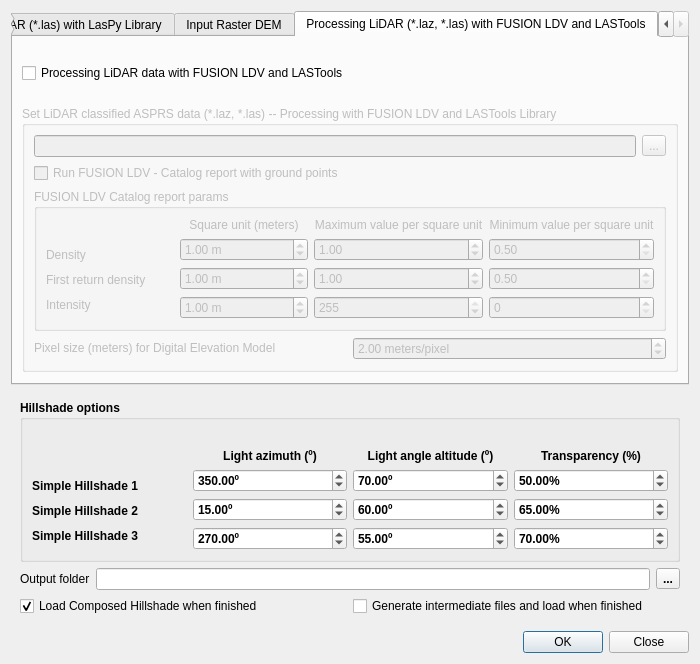
Qt form batch_hillshader_dialog_base.ui (PANOimagen/batch_hillshader) before a commit.
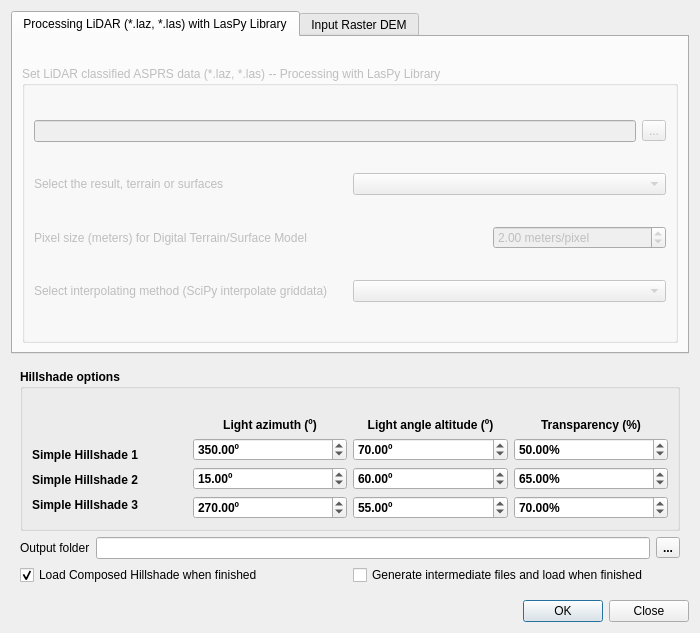
The same form after that commit. The open tabs and pages were chosen to show the change.

Commit message: Deleted Fusion and LASTools process. Added LASZip

Diff of the .ui file:
```diff
--- a/batch_hillshader_dialog_base.ui
+++ b/batch_hillshader_dialog_base.ui
@@ -2,6 +2,9 @@
 <ui version="4.0">
  <class>batchHillshaderDialogBase</class>
  <widget class="QDialog" name="batchHillshaderDialogBase">
+  <property name="enabled">
+   <bool>true</bool>
+  </property>
   <property name="geometry">
    <rect>
     <x>0</x>
@@ -648,46 +651,16 @@
      </property>
      <widget class="QWidget" name="LiDARLasPyTab">
       <attribute name="title">
-       <string>Processing LiDAR (*.las) with LasPy Library</string>
+       <string>Processing LiDAR (*.laz, *.las) with LasPy Library</string>
       </attribute>
       <layout class="QGridLayout" name="gridLayout_10">
-       <item row="0" column="0">
-        <layout class="QHBoxLayout" name="horizontalLayout_13">
-         <item>
-          <widget class="QCheckBox" name="laspyCheckBox">
-           <property name="sizePolicy">
-            <sizepolicy hsizetype="Minimum" vsizetype="Maximum">
-             <horstretch>0</horstretch>
-             <verstretch>0</verstretch>
-            </sizepolicy>
-           </property>
-           <property name="text">
-            <string>Processing LiDAR data with LasPy Library (only avaible for *.las extension)</string>
-           </property>
-          </widget>
-         </item>
-         <item>
-          <widget class="QLabel" name="laspyImportLabel">
-           <property name="sizePolicy">
-            <sizepolicy hsizetype="Preferred" vsizetype="Maximum">
-             <horstretch>0</horstretch>
-             <verstretch>0</verstretch>
-            </sizepolicy>
-           </property>
-           <property name="text">
-            <string/>
-           </property>
-          </widget>
-         </item>
-        </layout>
-       </item>
        <item row="1" column="0">
         <widget class="QGroupBox" name="laspyGroupBox">
          <property name="enabled">
           <bool>false</bool>
          </property>
          <property name="title">
-          <string>Set LiDAR classified ASPRS data (.*las) -- Processing with LasPy Library</string>
+          <string>Set LiDAR classified ASPRS data (*.laz, *.las) -- Processing with LasPy Library</string>
          </property>
          <layout class="QGridLayout" name="gridLayout_4">
           <item row="4" column="0">
@@ -773,6 +746,23 @@
          </layout>
         </widget>
        </item>
+       <item row="0" column="0">
+        <layout class="QHBoxLayout" name="horizontalLayout_13">
+         <item>
+          <widget class="QLabel" name="laspyImportLabel">
+           <property name="sizePolicy">
+            <sizepolicy hsizetype="Preferred" vsizetype="Maximum">
+             <horstretch>0</horstretch>
+             <verstretch>0</verstretch>
+            </sizepolicy>
+           </property>
+           <property name="text">
+            <string/>
+           </property>
+          </widget>
+         </item>
+        </layout>
+       </item>
       </layout>
      </widget>
      <widget class="QWidget" name="DEMTab">
@@ -904,626 +894,6 @@
        </item>
       </layout>
      </widget>
-     <widget class="QWidget" name="LiDARFUSIONLASToolsTab">
-      <attribute name="title">
-       <string>Processing LiDAR (*.laz, *.las) with FUSION LDV and LASTools</string>
-      </attribute>
-      <layout class="QGridLayout" name="gridLayout_5">
-       <item row="1" column="0">
-        <widget class="QGroupBox" name="LidarFilesGroupBox">
-         <property name="enabled">
-          <bool>false</bool>
-         </property>
-         <property name="sizePolicy">
-          <sizepolicy hsizetype="Preferred" vsizetype="Maximum">
-           <horstretch>0</horstretch>
-           <verstretch>0</verstretch>
-          </sizepolicy>
-         </property>
-         <property name="toolTip">
-          <string>LiDAR</string>
-         </property>
-         <property name="title">
-          <string>Set LiDAR classified ASPRS data (*.laz, *.las) -- Processing with FUSION LDV and LASTools Library</string>
-         </property>
-         <layout class="QGridLayout" name="gridLayout_7">
-          <item row="2" column="0">
-           <layout class="QVBoxLayout" name="verticalLayout_17">
-            <property name="sizeConstraint">
-             <enum>QLayout::SetMaximumSize</enum>
-            </property>
-            <item>
-             <layout class="QHBoxLayout" name="horizontalLayout_5">
-              <property name="sizeConstraint">
-               <enum>QLayout::SetMaximumSize</enum>
-              </property>
-              <item>
-               <widget class="QLineEdit" name="inputLidarLineEdit">
-                <property name="enabled">
-                 <bool>false</bool>
-                </property>
-                <property name="sizePolicy">
-                 <sizepolicy hsizetype="Expanding" vsizetype="Maximum">
-                  <horstretch>0</horstretch>
-                  <verstretch>0</verstretch>
-                 </sizepolicy>
-                </property>
-                <property name="toolTip">
-                 <string>Select as input LiDAR data files (*.laz, *.las)</string>
-                </property>
-               </widget>
-              </item>
-              <item>
-               <widget class="QToolButton" name="inputLidarToolButton">
-                <property name="sizePolicy">
-                 <sizepolicy hsizetype="Fixed" vsizetype="Maximum">
-                  <horstretch>0</horstretch>
-                  <verstretch>0</verstretch>
-                 </sizepolicy>
-                </property>
-                <property name="toolTip">
-                 <string>Select as input LiDAR data files (*.laz, *.las)</string>
-                </property>
-                <property name="text">
-                 <string>...</string>
-                </property>
-               </widget>
-              </item>
-             </layout>
-            </item>
-            <item>
-             <widget class="QCheckBox" name="runCatalogCheckBox">
-              <property name="sizePolicy">
-               <sizepolicy hsizetype="Minimum" vsizetype="Maximum">
-                <horstretch>0</horstretch>
-                <verstretch>0</verstretch>
-               </sizepolicy>
-              </property>
-              <property name="toolTip">
-               <string>Check to generate a report of input LiDAR data (&quot;FUSION LDV - Catalog&quot;)</string>
-              </property>
-              <property name="text">
-               <string>Run FUSION LDV - Catalog report with ground points</string>
-              </property>
-             </widget>
-            </item>
-            <item>
-             <widget class="QGroupBox" name="catalogGroupBox">
-              <property name="sizePolicy">
-               <sizepolicy hsizetype="Preferred" vsizetype="Maximum">
-                <horstretch>0</horstretch>
-                <verstretch>0</verstretch>
-               </sizepolicy>
-              </property>
-              <property name="toolTip">
-               <string>Set FUSION LDV Catalog report parameters values</string>
-              </property>
-              <property name="title">
-               <string>FUSION LDV Catalog report params </string>
-              </property>
-              <layout class="QGridLayout" name="gridLayout_9">
-               <item row="1" column="0">
-                <layout class="QVBoxLayout" name="verticalLayout_19">
-                 <property name="sizeConstraint">
-                  <enum>QLayout::SetMaximumSize</enum>
-                 </property>
-                 <item>
-                  <layout class="QVBoxLayout" name="verticalLayout_3">
-                   <property name="sizeConstraint">
-                    <enum>QLayout::SetMaximumSize</enum>
-                   </property>
-                   <item>
-                    <layout class="QHBoxLayout" name="horizontalLayout_3">
-                     <item>
-                      <layout class="QVBoxLayout" name="verticalLayout_2">
-                       <property name="sizeConstraint">
-                        <enum>QLayout::SetMaximumSize</enum>
-                       </property>
-                       <item>
-                        <widget class="QLabel" name="label_6">
-                         <property name="sizePolicy">
-                          <sizepolicy hsizetype="Preferred" vsizetype="Maximum">
-                           <horstretch>0</horstretch>
-                           <verstretch>0</verstretch>
-                          </sizepolicy>
-                         </property>
-                         <property name="text">
-                          <string/>
-                         </property>
-                        </widget>
-                       </item>
-                       <item>
-                        <widget class="QLabel" name="Label">
-                         <property name="sizePolicy">
-                          <sizepolicy hsizetype="Preferred" vsizetype="Maximum">
-                           <horstretch>0</horstretch>
-                           <verstretch>0</verstretch>
-                          </sizepolicy>
-                         </property>
-                         <property name="text">
-                          <string>Density</string>
-                         </property>
-                         <property name="alignment">
-                          <set>Qt::AlignLeading|Qt::AlignLeft|Qt::AlignVCenter</set>
-                         </property>
-                        </widget>
-                       </item>
-                       <item>
-                        <widget class="QLabel" name="label_5">
-                         <property name="sizePolicy">
-                          <sizepolicy hsizetype="Preferred" vsizetype="Maximum">
-                           <horstretch>0</horstretch>
-                           <verstretch>0</verstretch>
-                          </sizepolicy>
-                         </property>
-                         <property name="text">
-                          <string>First return density</string>
-                         </property>
-                        </widget>
-                       </item>
-                       <item>
-                        <widget class="QLabel" name="label_9">
-                         <property name="sizePolicy">
-                          <sizepolicy hsizetype="Preferred" vsizetype="Maximum">
-                           <horstretch>0</horstretch>
-                           <verstretch>0</verstretch>
-                          </sizepolicy>
-                         </property>
-                         <property name="text">
-                          <string>Intensity</string>
-                         </property>
-                        </widget>
-                       </item>
-                      </layout>
-                     </item>
-                     <item>
-                      <layout class="QVBoxLayout" name="verticalLayout_22">
-                       <property name="sizeConstraint">
-                        <enum>QLayout::SetMaximumSize</enum>
-                       </property>
-                       <item>
-                        <widget class="QLabel" name="label_2">
-                         <property name="sizePolicy">
-                          <sizepolicy hsizetype="Preferred" vsizetype="Maximum">
-                           <horstretch>0</horstretch>
-                           <verstretch>0</verstretch>
-                          </sizepolicy>
-                         </property>
-                         <property name="toolTip">
-                          <string/>
-                         </property>
-                         <property name="text">
-                          <string>Square unit (meters)</string>
-                         </property>
-                         <property name="alignment">
-                          <set>Qt::AlignCenter</set>
-                         </property>
-                        </widget>
-                       </item>
-                       <item>
-                        <widget class="QDoubleSpinBox" name="sizeDensityBox">
-                         <property name="sizePolicy">
-                          <sizepolicy hsizetype="Minimum" vsizetype="Maximum">
-                           <horstretch>0</horstretch>
-                           <verstretch>0</verstretch>
-                          </sizepolicy>
-                         </property>
-                         <property name="toolTip">
-                          <string>Set cell size for returns density [FUSION LDV - Catalog report]</string>
-                         </property>
-                         <property name="suffix">
-                          <string> m</string>
-                         </property>
-                         <property name="decimals">
-                          <number>2</number>
-                         </property>
-                         <property name="minimum">
-                          <double>0.500000000000000</double>
-                         </property>
-                         <property name="maximum">
-                          <double>100.000000000000000</double>
-                         </property>
-                         <property name="singleStep">
-                          <double>0.500000000000000</double>
-                         </property>
-                         <property name="value">
-                          <double>1.000000000000000</double>
-                         </property>
-                        </widget>
-                       </item>
-                       <item>
-                        <widget class="QDoubleSpinBox" name="size1ReturnBox">
-                         <property name="sizePolicy">
-                          <sizepolicy hsizetype="Minimum" vsizetype="Maximum">
-                           <horstretch>0</horstretch>
-                           <verstretch>0</verstretch>
-                          </sizepolicy>
-                         </property>
-                         <property name="toolTip">
-                          <string>Set cell size for returns first density [FUSION LDV - Catalog report]</string>
-                         </property>
-                         <property name="suffix">
-                          <string> m</string>
-                         </property>
-                         <property name="minimum">
-                          <double>0.500000000000000</double>
-                         </property>
-                         <property name="maximum">
-                          <double>100.000000000000000</double>
-                         </property>
-                         <property name="singleStep">
-                          <double>0.500000000000000</double>
-                         </property>
-                         <property name="value">
-                          <double>1.000000000000000</double>
-                         </property>
-                        </widget>
-                       </item>
-                       <item>
-                        <widget class="QDoubleSpinBox" name="sizeIntenBox">
-                         <property name="sizePolicy">
-                          <sizepolicy hsizetype="Minimum" vsizetype="Maximum">
-                           <horstretch>0</horstretch>
-                           <verstretch>0</verstretch>
-                          </sizepolicy>
-                         </property>
-                         <property name="toolTip">
-                          <string>Set cell size for returns intensity [FUSION LDV - Catalog report]</string>
-                         </property>
-                         <property name="suffix">
-                          <string> m</string>
-                         </property>
-                         <property name="minimum">
-                          <double>0.500000000000000</double>
-                         </property>
-                         <property name="maximum">
-                          <double>100.000000000000000</double>
-                         </property>
-                         <property name="singleStep">
-                          <double>0.500000000000000</double>
-                         </property>
-                         <property name="value">
-                          <double>1.000000000000000</double>
-                         </property>
-                        </widget>
-                       </item>
-                      </layout>
-                     </item>
-                     <item>
-                      <layout class="QVBoxLayout" name="verticalLayout_23">
-                       <property name="sizeConstraint">
-                        <enum>QLayout::SetMaximumSize</enum>
-                       </property>
-                       <item>
-                        <widget class="QLabel" name="label_3">
-                         <property name="sizePolicy">
-                          <sizepolicy hsizetype="Preferred" vsizetype="Maximum">
-                           <horstretch>0</horstretch>
-                           <verstretch>0</verstretch>
-                          </sizepolicy>
-                         </property>
-                         <property name="text">
-                          <string>Maximum value per square unit</string>
-                         </property>
-                         <property name="alignment">
-                          <set>Qt::AlignCenter</set>
-                         </property>
-                        </widget>
-                       </item>
-                       <item>
-                        <widget class="QDoubleSpinBox" name="maxDensityBox">
-                         <property name="sizePolicy">
-                          <sizepolicy hsizetype="Minimum" vsizetype="Maximum">
-                           <horstretch>0</horstretch>
-                           <verstretch>0</verstretch>
-                          </sizepolicy>
-                         </property>
-                         <property name="toolTip">
-                          <string>Set returns maximum density [FUSION LDV - Catalog report]</string>
-                         </property>
-                         <property name="suffix">
-                          <string/>
-                         </property>
-                         <property name="minimum">
-                          <double>0.500000000000000</double>
-                         </property>
-                         <property name="maximum">
-                          <double>100.000000000000000</double>
-                         </property>
-                         <property name="singleStep">
-                          <double>0.500000000000000</double>
-                         </property>
-                         <property name="value">
-                          <double>1.000000000000000</double>
-                         </property>
-                        </widget>
-                       </item>
-                       <item>
-                        <widget class="QDoubleSpinBox" name="max1ReturnBox">
-                         <property name="sizePolicy">
-                          <sizepolicy hsizetype="Minimum" vsizetype="Maximum">
-                           <horstretch>0</horstretch>
-                           <verstretch>0</verstretch>
-                          </sizepolicy>
-                         </property>
-                         <property name="toolTip">
-                          <string>Set first returns maximum density [FUSION LDV - Catalog report]</string>
-                         </property>
-                         <property name="minimum">
-                          <double>0.500000000000000</double>
-                         </property>
-                         <property name="maximum">
-                          <double>100.000000000000000</double>
-                         </property>
-                         <property name="singleStep">
-                          <double>0.500000000000000</double>
-                         </property>
-                         <property name="value">
-                          <double>1.000000000000000</double>
-                         </property>
-                        </widget>
-                       </item>
-                       <item>
-                        <widget class="QDoubleSpinBox" name="maxIntenBox">
-                         <property name="sizePolicy">
-                          <sizepolicy hsizetype="Minimum" vsizetype="Maximum">
-                           <horstretch>0</horstretch>
-                           <verstretch>0</verstretch>
-                          </sizepolicy>
-                         </property>
-                         <property name="toolTip">
-                          <string>Set returns maximum intensity [FUSION LDV - Catalog report]</string>
-                         </property>
-                         <property name="decimals">
-                          <number>0</number>
-                         </property>
-                         <property name="minimum">
-                          <double>1.000000000000000</double>
-                         </property>
-                         <property name="maximum">
-                          <double>255.000000000000000</double>
-                         </property>
-                         <property name="value">
-                          <double>255.000000000000000</double>
-                         </property>
-                        </widget>
-                       </item>
-                      </layout>
-                     </item>
-                     <item>
-                      <layout class="QVBoxLayout" name="verticalLayout_24">
-                       <property name="sizeConstraint">
-                        <enum>QLayout::SetMaximumSize</enum>
-                       </property>
-                       <item>
-                        <widget class="QLabel" name="label_4">
-                         <property name="sizePolicy">
-                          <sizepolicy hsizetype="Preferred" vsizetype="Maximum">
-                           <horstretch>0</horstretch>
-                           <verstretch>0</verstretch>
-                          </sizepolicy>
-                         </property>
-                         <property name="text">
-                          <string>Minimum value per square unit</string>
-                         </property>
-                         <property name="alignment">
-                          <set>Qt::AlignCenter</set>
-                         </property>
-                        </widget>
-                       </item>
-                       <item>
-                        <widget class="QDoubleSpinBox" name="minDensityBox">
-                         <property name="toolTip">
-                          <string>Set returns minimum density [FUSION LDV - Catalog report]</string>
-                         </property>
-                         <property name="decimals">
-                          <number>2</number>
-                         </property>
-                         <property name="minimum">
-                          <double>0.500000000000000</double>
-                         </property>
-                         <property name="maximum">
-                          <double>100.000000000000000</double>
-                         </property>
-                         <property name="singleStep">
-                          <double>0.500000000000000</double>
-                         </property>
-                        </widget>
-                       </item>
-                       <item>
-                        <widget class="QDoubleSpinBox" name="min1ReturnBox">
-                         <property name="sizePolicy">
-                          <sizepolicy hsizetype="Minimum" vsizetype="Maximum">
-                           <horstretch>0</horstretch>
-                           <verstretch>0</verstretch>
-                          </sizepolicy>
-                         </property>
-                         <property name="toolTip">
-                          <string>Set first returns minimum density [FUSION LDV - Catalog report]</string>
-                         </property>
-                         <property name="minimum">
-                          <double>0.500000000000000</double>
-                         </property>
-                         <property name="maximum">
-                          <double>100.000000000000000</double>
-                         </property>
-                         <property name="singleStep">
-                          <double>0.500000000000000</double>
-                         </property>
-                        </widget>
-                       </item>
-                       <item>
-                        <widget class="QDoubleSpinBox" name="minIntenBox">
-                         <property name="sizePolicy">
-                          <sizepolicy hsizetype="Minimum" vsizetype="Maximum">
-                           <horstretch>0</horstretch>
-                           <verstretch>0</verstretch>
-                          </sizepolicy>
-                         </property>
-                         <property name="toolTip">
-                          <string>Set returns minimum intensity [FUSION LDV - Catalog report]</string>
-                         </property>
-                         <property name="decimals">
-                          <number>0</number>
-                         </property>
-                        </widget>
-                       </item>
-                      </layout>
-                     </item>
-                    </layout>
-                   </item>
-                  </layout>
-                 </item>
-                </layout>
-               </item>
-              </layout>
-             </widget>
-            </item>
-           </layout>
-          </item>
-          <item row="3" column="0">
-           <layout class="QHBoxLayout" name="horizontalLayout_8">
-            <property name="sizeConstraint">
-             <enum>QLayout::SetMaximumSize</enum>
-            </property>
-            <item>
-             <widget class="QLabel" name="sizeDEMLabel">
-              <property name="enabled">
-               <bool>false</bool>
-              </property>
-              <property name="sizePolicy">
-               <sizepolicy hsizetype="Preferred" vsizetype="Maximum">
-                <horstretch>0</horstretch>
-                <verstretch>0</verstretch>
-               </sizepolicy>
-              </property>
-              <property name="toolTip">
-               <string>Set the Digital Elevation Model spatial resolution (meters/pixel). </string>
-              </property>
-              <property name="text">
-               <string>Pixel size (meters) for Digital Elevation Model</string>
-              </property>
-             </widget>
-            </item>
-            <item>
-             <widget class="QDoubleSpinBox" name="sizeDEMBox">
-              <property name="enabled">
-               <bool>false</bool>
-              </property>
-              <property name="sizePolicy">
-               <sizepolicy hsizetype="Minimum" vsizetype="Maximum">
-                <horstretch>0</horstretch>
-                <verstretch>0</verstretch>
-               </sizepolicy>
-              </property>
-              <property name="toolTip">
-               <string>Set the Digital Elevation Model spatial resolution (meters/pixel). </string>
-              </property>
-              <property name="suffix">
-               <string> meters/pixel</string>
-              </property>
-              <property name="minimum">
-               <double>0.100000000000000</double>
-              </property>
-              <property name="value">
-               <double>2.000000000000000</double>
-              </property>
-             </widget>
-            </item>
-           </layout>
-          </item>
-         </layout>
-        </widget>
-       </item>
-       <item row="0" column="0">
-        <layout class="QHBoxLayout" name="horizontalLayout_4">
-         <property name="sizeConstraint">
-          <enum>QLayout::SetMaximumSize</enum>
-         </property>
-         <item>
-          <widget class="QCheckBox" name="LidarProcessCheckBox">
-           <property name="enabled">
-            <bool>true</bool>
-           </property>
-           <property name="sizePolicy">
-            <sizepolicy hsizetype="Maximum" vsizetype="Maximum">
-             <horstretch>0</horstretch>
-             <verstretch>0</verstretch>
-            </sizepolicy>
-           </property>
-           <property name="toolTip">
-            <string>Check for input LiDAR data (*.laz, *.las)</string>
-           </property>
-           <property name="text">
-            <string>Processing LiDAR data with FUSION LDV and LASTools</string>
-           </property>
-           <property name="checked">
-            <bool>false</bool>
-           </property>
-          </widget>
-         </item>
-         <item>
-          <layout class="QVBoxLayout" name="verticalLayout">
-           <property name="sizeConstraint">
-            <enum>QLayout::SetMaximumSize</enum>
-           </property>
-           <item>
-            <widget class="QLabel" name="ProcessingModuleLabel">
-             <property name="sizePolicy">
-              <sizepolicy hsizetype="Preferred" vsizetype="Maximum">
-               <horstretch>0</horstretch>
-               <verstretch>0</verstretch>
-              </sizepolicy>
-             </property>
-             <property name="mouseTracking">
-              <bool>false</bool>
-             </property>
-             <property name="text">
-              <string/>
-             </property>
-             <property name="alignment">
-              <set>Qt::AlignRight|Qt::AlignTrailing|Qt::AlignVCenter</set>
-             </property>
-            </widget>
-           </item>
-           <item>
-            <widget class="QLabel" name="LASToolsFolderLabel">
-             <property name="sizePolicy">
-              <sizepolicy hsizetype="Minimum" vsizetype="Maximum">
-               <horstretch>0</horstretch>
-               <verstretch>0</verstretch>
-              </sizepolicy>
-             </property>
-             <property name="text">
-              <string/>
-             </property>
-             <property name="alignment">
-              <set>Qt::AlignRight|Qt::AlignTrailing|Qt::AlignVCenter</set>
-             </property>
-            </widget>
-           </item>
-           <item>
-            <widget class="QLabel" name="FusionFolderLabel">
-             <property name="sizePolicy">
-              <sizepolicy hsizetype="Minimum" vsizetype="Maximum">
-               <horstretch>0</horstretch>
-               <verstretch>0</verstretch>
-              </sizepolicy>
-             </property>
-             <property name="text">
-              <string/>
-             </property>
-             <property name="alignment">
-              <set>Qt::AlignRight|Qt::AlignTrailing|Qt::AlignVCenter</set>
-             </property>
-            </widget>
-           </item>
-          </layout>
-         </item>
-        </layout>
-       </item>
-      </layout>
-     </widget>
     </widget>
    </item>
   </layout>
```
The commit also changes 9 other files.
